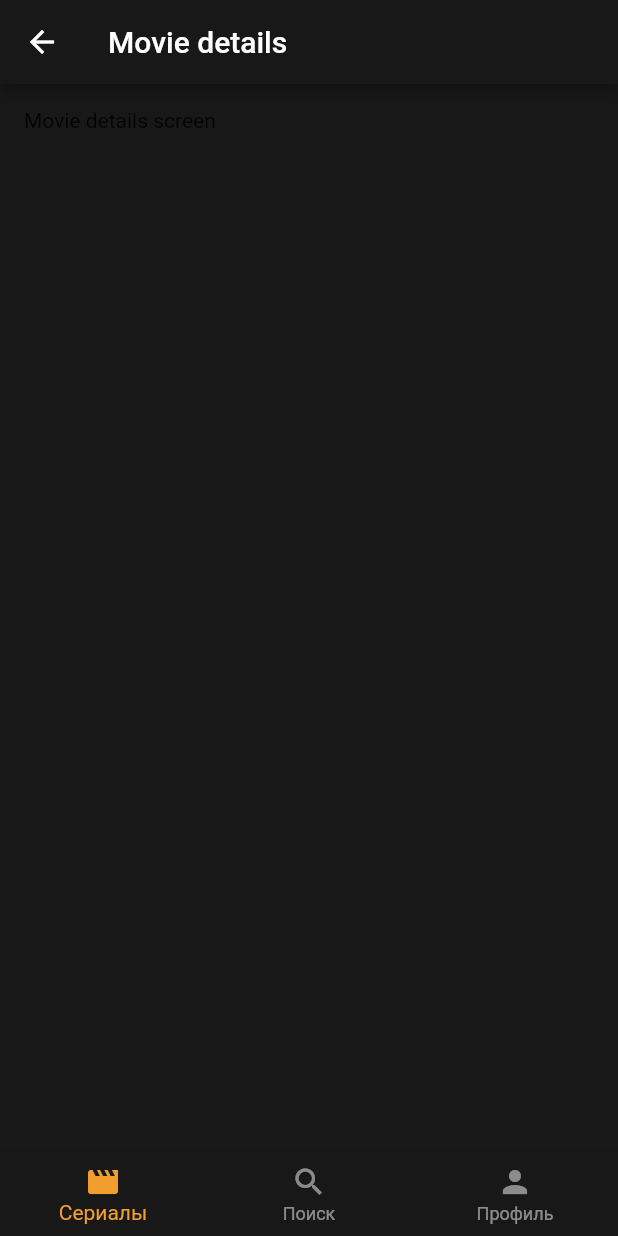
After one commit to lashket/kalco-flutter, a Flutter app: the screen it shows after launch, after a tap on "click", on a phone screen of 412 x 824 dp. The commit adds this screen. Run offline on Flutter 3.47's test engine with Material 2 defaults, Android fonts, the phone set to English and light mode, and no system bars.

Commit message:
added navigation in home tab

```diff
--- a/lib/navigation/destination.dart
+++ b/lib/navigation/destination.dart
@@ -12,5 +12,5 @@ class Destination {
 const List<Destination> allDestinations = <Destination>[
   Destination('Сериалы', Icons.movie),
   Destination('Поиск', Icons.search),
-  Destination('Профиль', Icons.school)
+  Destination('Профиль', Icons.person)
 ];
--- /dev/null
+++ b/lib/screens/home/home_tab.dart
@@ -0,0 +1,33 @@
+import 'package:flutter/material.dart';
+import 'package:kalco_flutter/screens/home/widget/home_screen.dart';
+import 'package:kalco_flutter/screens/movie_details/movie_details_screen.dart';
+
+class HomeTab extends StatefulWidget {
+  @override
+  _HomeTabState createState() => _HomeTabState();
+}
+
+class _HomeTabState extends State<HomeTab> {
+  @override
+  Widget build(BuildContext context) {
+    return Navigator(
+      onGenerateRoute: (RouteSettings settings) {
+        return MaterialPageRoute(
+          settings: settings,
+          builder: (BuildContext context) {
+            switch (settings.name) {
+              case '/':
+                print(settings.name);
+                return HomeScreen();
+              case '/details':
+                print(settings.name);
+                return MovieDetails();
+            }
+          },
+        );
+      },
+    );
+  }
+
+
+}
--- a/lib/screens/home/home_screen.dart
+++ b/lib/screens/home/widget/home_screen.dart
@@ -1,7 +1,6 @@
 import 'package:flutter/material.dart';
 
 class HomeScreen extends StatefulWidget {
-
   @override
   _HomeScreenState createState() => _HomeScreenState();
 }
@@ -14,10 +13,19 @@ class _HomeScreenState extends State<HomeScreen> {
         title: Text('Home screen'),
         backgroundColor: Theme.of(context).primaryColor,
       ),
-      backgroundColor:Theme.of(context).primaryColor,
-      body: Container(
-      child: Text('Home screen'),
-    ),
+      backgroundColor: Theme.of(context).primaryColor,
+      body: Padding(
+        padding: const EdgeInsets.all(16.0),
+        child: Container(
+          child: FlatButton(
+            onPressed: () {
+              print('CLicked');
+              Navigator.pushNamed(context, "/details");
+            },
+            child: Text('click'),
+          ),
+        ),
+      ),
     );
   }
 }
--- a/lib/screens/main/app.dart
+++ b/lib/screens/main/app.dart
@@ -1,6 +1,6 @@
 import 'package:flutter/material.dart';
 import 'package:kalco_flutter/navigation/destination.dart';
-import 'package:kalco_flutter/screens/home/home_screen.dart';
+import 'package:kalco_flutter/screens/home/home_tab.dart';
 import 'package:kalco_flutter/screens/profile/profile_screen.dart';
 import 'package:kalco_flutter/screens/search/search_screen.dart';
 
@@ -10,23 +10,19 @@ class MyApp extends StatelessWidget {
     return MaterialApp(
       title: 'Flutter Demo',
       theme: ThemeData(
-          primaryColor: Color(0xFF181818),
-          accentColor: Color(0xFFF29E2E)
-      ),
+          primaryColor: Color(0xFF181818), accentColor: Color(0xFFF29E2E)),
       home: MainScreen(),
     );
   }
 }
 
 class MainScreen extends StatefulWidget {
-
-
   @override
   _MainScreenState createState() => _MainScreenState();
 }
 
-class _MainScreenState extends State<MainScreen> {
-
+class _MainScreenState extends State<MainScreen>
+    with TickerProviderStateMixin<MainScreen> {
   int _currentIndex = 0;
 
   @override
@@ -36,11 +32,7 @@ class _MainScreenState extends State<MainScreen> {
         top: false,
         child: IndexedStack(
           index: _currentIndex,
-          children: <Widget>[
-            HomeScreen(),
-            SearchScreen(),
-            ProfileScreen()
-          ],
+          children: <Widget>[HomeTab(), SearchScreen(), ProfileScreen()],
         ),
       ),
       bottomNavigationBar: BottomNavigationBar(
@@ -55,9 +47,7 @@ class _MainScreenState extends State<MainScreen> {
         },
         items: allDestinations.map((Destination destination) {
           return BottomNavigationBarItem(
-              icon: Icon(destination.icon),
-              title: Text(destination.title)
-          );
+              icon: Icon(destination.icon), title: Text(destination.title));
         }).toList(),
       ),
     );
--- /dev/null
+++ b/lib/screens/movie_details/movie_details_screen.dart
@@ -0,0 +1,24 @@
+import 'package:flutter/material.dart';
+
+class MovieDetails extends StatefulWidget {
+  const MovieDetails({ Key key}) : super(key: key);
+  @override
+  _MovieDetailsState createState() => _MovieDetailsState();
+}
+
+class _MovieDetailsState extends State<MovieDetails> {
+  @override
+  Widget build(BuildContext context) {
+    return Scaffold(
+      appBar: AppBar(
+        title: Text('Movie details'),
+        backgroundColor: Theme.of(context).primaryColor,
+      ),
+      backgroundColor: Theme.of(context).primaryColor,
+      body: Padding(
+        padding: const EdgeInsets.all(16.0),
+        child: Text("Movie details screen"),
+      ),
+    );
+  }
+}
```
